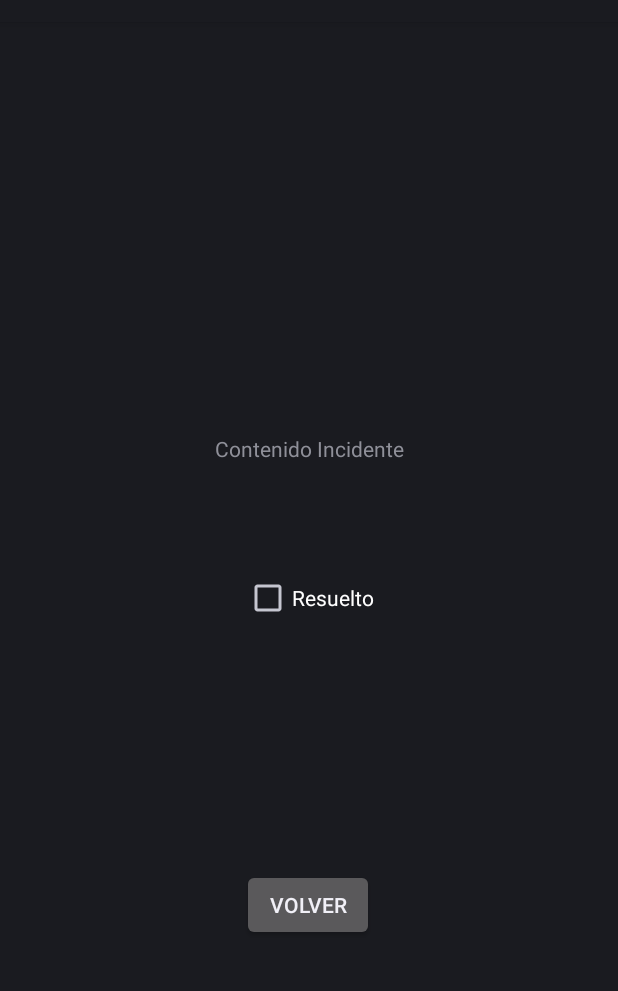
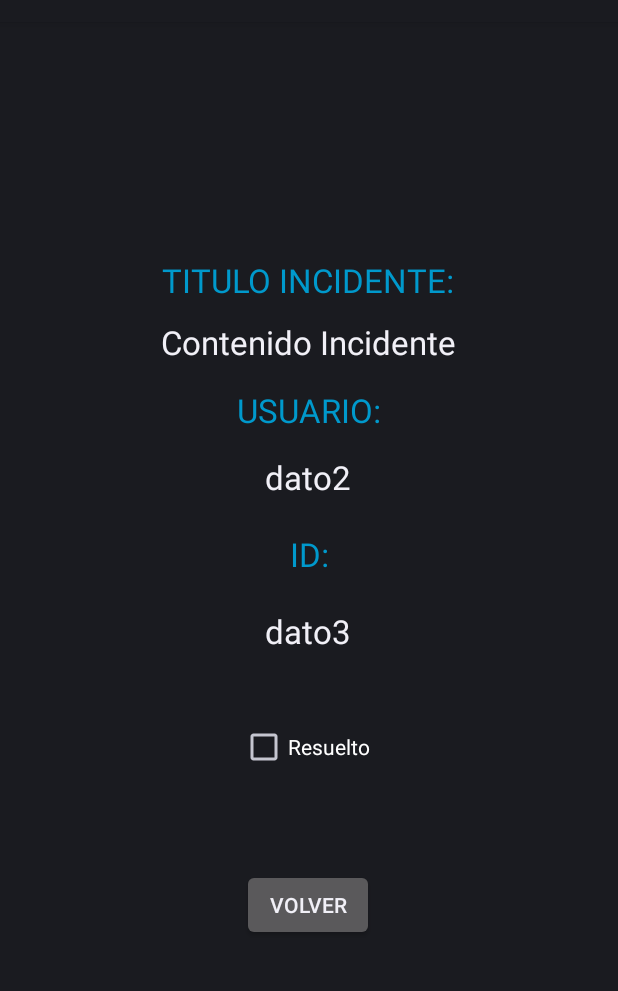
Before and after one commit to mcimoff/PruebaAndriodStudio, an Android app: the layout descrip_incidents.xml on its own in the app's theme, with its tools: preview values and no code run, on a phone screen of 412 x 824 dp, the part 62-1053 px from its top. Run offline under Robolectric (Android 15) with nearby library versions, the phone set to English and light mode, and no system bars.

Commit message:
Retrofit modificación

```diff
--- a/app/src/main/java/com/example/myapplication/Api/Model/Model.kt
+++ b/app/src/main/java/com/example/myapplication/Api/Model/Model.kt
@@ -1,11 +1,13 @@
 package com.example.myapplication.Api.Model
 
+import android.webkit.ConsoleMessage
 import com.example.myapplication.Interface.JsonApi
 import okhttp3.Interceptor
 import okhttp3.OkHttpClient
 import retrofit2.Retrofit
 import retrofit2.converter.gson.GsonConverterFactory
 import retrofit2.http.Url
+import java.io.Console
 
 class Model {
 
@@ -14,10 +16,14 @@ class Model {
 
         fun create(baseUrl: String): JsonApi{
 
+            val client = OkHttpClient().newBuilder()
+                .build()
+
 
 
             return Retrofit.Builder()
                 .baseUrl(baseUrl)
+                .client(client)
                 .addConverterFactory(GsonConverterFactory.create())
                 .build()
                 .create(JsonApi::class.java)
--- a/app/src/main/java/com/example/myapplication/Interface/JsonApi.kt
+++ b/app/src/main/java/com/example/myapplication/Interface/JsonApi.kt
@@ -3,12 +3,14 @@ package com.example.myapplication.Interface
 import com.example.myapplication.Api.Model.IncidentesResponse
 import retrofit2.Call
 import retrofit2.http.GET
+import retrofit2.http.Path
 
 interface JsonApi {
 
     @GET("incidentes")
     fun getIncidentes(): Call<IncidentesResponse>
 
-
+    @GET("incidentes/incidenteXID/{id}")
+    fun getIncidente( @Path("id") id: Int): Call<IncidentesResponse>
 
 }
--- a/app/src/main/java/com/example/myapplication/adapters/IncidenteListAdapter.kt
+++ b/app/src/main/java/com/example/myapplication/adapters/IncidenteListAdapter.kt
@@ -24,7 +24,7 @@ class IncidenteListAdapter(
 
     override fun onBindViewHolder(holder: IncidenteHolder, position: Int) {
         holder.setName(incidenteList[position].titulo)
-        holder.redirection()
+        holder.redirection(incidenteList[position])
 
 
 
--- a/app/src/main/res/layout/descrip_incidents.xml
+++ b/app/src/main/res/layout/descrip_incidents.xml
@@ -29,11 +29,13 @@
             android:layout_width="wrap_content"
             android:layout_height="wrap_content"
             android:text="Contenido Incidente"
+            android:textAppearance="@style/TextAppearance.AppCompat.Large"
             app:layout_constraintBottom_toBottomOf="parent"
             app:layout_constraintEnd_toEndOf="parent"
+            app:layout_constraintHorizontal_bias="0.497"
             app:layout_constraintStart_toStartOf="parent"
             app:layout_constraintTop_toTopOf="parent"
-            app:layout_constraintVertical_bias="0.367" />
+            app:layout_constraintVertical_bias="0.269" />
 
         <CheckBox
             android:id="@+id/checkBox"
@@ -42,8 +44,74 @@
             android:text="Resuelto"
             app:layout_constraintBottom_toBottomOf="parent"
             app:layout_constraintEnd_toEndOf="parent"
+            app:layout_constraintHorizontal_bias="0.492"
             app:layout_constraintStart_toStartOf="parent"
-            app:layout_constraintTop_toTopOf="parent" />
+            app:layout_constraintTop_toTopOf="parent"
+            app:layout_constraintVertical_bias="0.635" />
+
+        <TextView
+            android:id="@+id/textIncidente2"
+            android:layout_width="wrap_content"
+            android:layout_height="wrap_content"
+            android:text="dato2"
+            android:textAppearance="@style/TextAppearance.AppCompat.Large"
+            app:layout_constraintBottom_toTopOf="@+id/checkBox"
+            app:layout_constraintEnd_toEndOf="parent"
+            app:layout_constraintHorizontal_bias="0.498"
+            app:layout_constraintStart_toStartOf="parent"
+            app:layout_constraintTop_toBottomOf="@+id/textIncidente"
+            app:layout_constraintVertical_bias="0.288" />
+
+        <TextView
+            android:id="@+id/textIncidente3"
+            android:layout_width="wrap_content"
+            android:layout_height="wrap_content"
+            android:text="dato3"
+            android:textAppearance="@style/TextAppearance.AppCompat.Large"
+            app:layout_constraintBottom_toTopOf="@+id/checkBox"
+            app:layout_constraintEnd_toEndOf="parent"
+            app:layout_constraintHorizontal_bias="0.498"
+            app:layout_constraintStart_toStartOf="parent"
+            app:layout_constraintTop_toTopOf="@+id/textIncidente2"
+            app:layout_constraintVertical_bias="0.689" />
+
+        <TextView
+            android:id="@+id/textView7"
+            android:layout_width="wrap_content"
+            android:layout_height="wrap_content"
+            android:text="TITULO INCIDENTE:"
+            android:textAppearance="@style/TextAppearance.AppCompat.Large"
+            android:textColor="@android:color/holo_blue_dark"
+            app:layout_constraintBottom_toTopOf="@+id/textIncidente"
+            app:layout_constraintEnd_toEndOf="parent"
+            app:layout_constraintHorizontal_bias="0.497"
+            app:layout_constraintStart_toStartOf="parent"
+            app:layout_constraintTop_toTopOf="parent"
+            app:layout_constraintVertical_bias="0.931" />
+
+        <TextView
+            android:id="@+id/textView9"
+            android:layout_width="wrap_content"
+            android:layout_height="wrap_content"
+            android:text="USUARIO:"
+            android:textAppearance="@style/TextAppearance.AppCompat.Large"
+            android:textColor="@android:color/holo_blue_dark"
+            app:layout_constraintBottom_toTopOf="@+id/textIncidente2"
+            app:layout_constraintEnd_toEndOf="parent"
+            app:layout_constraintStart_toStartOf="parent"
+            app:layout_constraintTop_toBottomOf="@+id/textIncidente" />
+
+        <TextView
+            android:id="@+id/textView10"
+            android:layout_width="wrap_content"
+            android:layout_height="wrap_content"
+            android:text="ID:"
+            android:textAppearance="@style/TextAppearance.AppCompat.Large"
+            android:textColor="@android:color/holo_blue_dark"
+            app:layout_constraintBottom_toTopOf="@+id/textIncidente3"
+            app:layout_constraintEnd_toEndOf="parent"
+            app:layout_constraintStart_toStartOf="parent"
+            app:layout_constraintTop_toBottomOf="@+id/textIncidente2" />
 
     </androidx.constraintlayout.widget.ConstraintLayout>
 </FrameLayout>
--- a/build.gradle
+++ b/build.gradle
@@ -6,7 +6,7 @@ buildscript {
     }
     dependencies {
 
-        classpath 'com.android.tools.build:gradle:7.3.1'
+        classpath 'com.android.tools.build:gradle:7.2.2'
 
         classpath 'org.jetbrains.kotlin:kotlin-gradle-plugin:1.7.10'
         classpath 'com.google.gms:google-services:4.3.14'
```
Also changed, not shown: app/src/main/java/com/example/myapplication/Api/Model/IncidentesResponse.kt (+30 -2 lines), app/src/main/java/com/example/myapplication/DescripIncidents.kt (+12 -1 lines), app/src/main/java/com/example/myapplication/HomeIncidents.kt (+30 -15 lines), app/src/main/java/com/example/myapplication/holders/IncidenteHolder.kt (+5 -2 lines), app/src/main/res/navigation/navigation.xml (+5 -5 lines).
